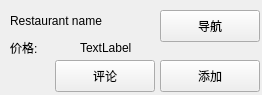
Qt form deliciousClient/RestaurantInfoForm.ui (gaoxiaojun/delicacymap) before a commit.
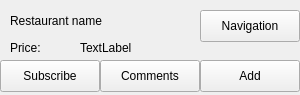
The same form after that commit.

```diff
--- a/deliciousClient/RestaurantInfoForm.ui
+++ b/deliciousClient/RestaurantInfoForm.ui
@@ -6,7 +6,7 @@
    <rect>
     <x>0</x>
     <y>0</y>
-    <width>262</width>
+    <width>300</width>
     <height>95</height>
    </rect>
   </property>
@@ -45,7 +45,7 @@
     </rect>
    </property>
    <property name="text">
-    <string>价格:</string>
+    <string>Price:</string>
    </property>
   </widget>
   <widget class="QLabel" name="label_price">
@@ -83,27 +83,27 @@
   <widget class="QPushButton" name="btnShow">
    <property name="geometry">
     <rect>
-     <x>55</x>
+     <x>100</x>
      <y>60</y>
      <width>100</width>
      <height>32</height>
     </rect>
    </property>
    <property name="text">
-    <string>评论</string>
+    <string>Comments</string>
    </property>
   </widget>
   <widget class="QPushButton" name="btnAdd">
    <property name="geometry">
     <rect>
-     <x>160</x>
+     <x>200</x>
      <y>60</y>
      <width>100</width>
      <height>32</height>
     </rect>
    </property>
    <property name="text">
-    <string>添加</string>
+    <string>Add</string>
    </property>
   </widget>
   <widget class="QListWidget" name="listComment">
@@ -142,14 +142,27 @@
   <widget class="QPushButton" name="btnRouting">
    <property name="geometry">
     <rect>
-     <x>160</x>
+     <x>200</x>
      <y>10</y>
      <width>100</width>
      <height>32</height>
     </rect>
    </property>
    <property name="text">
-    <string>导航</string>
+    <string>Navigation</string>
+   </property>
+  </widget>
+  <widget class="QPushButton" name="btnSubs">
+   <property name="geometry">
+    <rect>
+     <x>0</x>
+     <y>60</y>
+     <width>100</width>
+     <height>32</height>
+    </rect>
+   </property>
+   <property name="text">
+    <string>Subscribe</string>
    </property>
   </widget>
  </widget>
```
Left out of the diff: 10 changed lines with no effect on the pictures.
